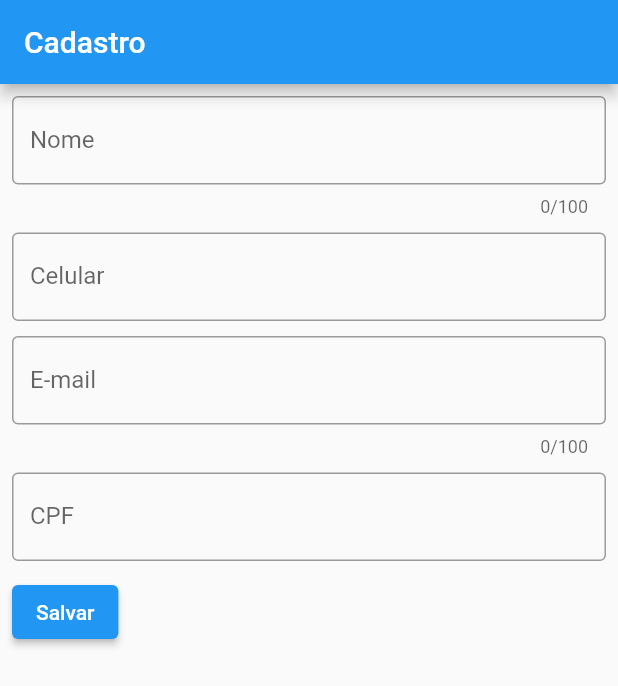
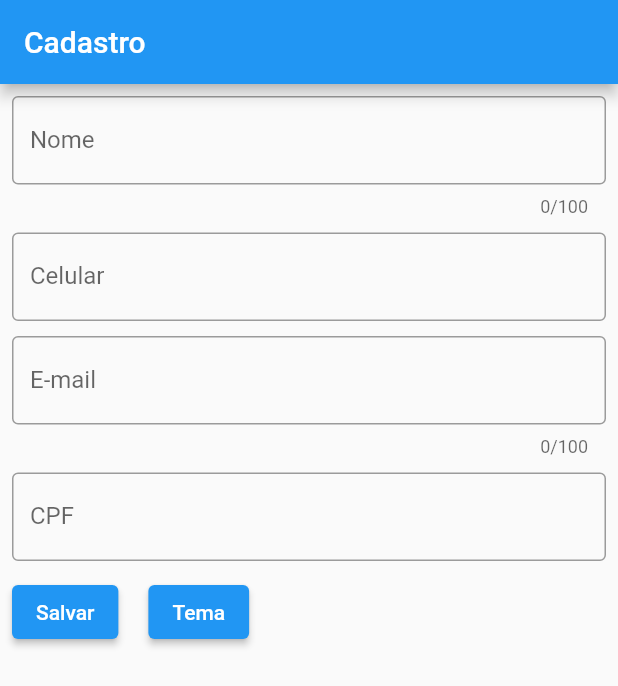
Before and after one commit to pedroGNF/contact_list, a Flutter app: the screen it shows after launch, after a tap on the "add" icon, on a phone screen of 412 x 824 dp. Shown: the top 686 px of the screen. Run offline on Flutter 3.47's test engine with Material 2 defaults, Android fonts, the phone set to English and light mode, and no system bars; our stand-ins replace brasil_fields, form_field_validator.

Commit message:
tema ,added

```diff
--- a/lib/add_contact.dart
+++ b/lib/add_contact.dart
@@ -1,11 +1,8 @@
 import 'package:flutter/material.dart';
 import 'package:flutter/foundation.dart';
-// ignore: unused_import
-import 'package:mobx/mobx.dart';
 import 'package:brasil_fields/brasil_fields.dart';
 import 'package:flutter/services.dart';
 import 'package:form_field_validator/form_field_validator.dart';
-
 import 'main.dart';
 
 void main() {
@@ -77,14 +74,22 @@ class AddContatos extends StatelessWidget {
                           }
                         }
                       },
-                  child: const Text("Salvar"))
+                      child: const Text("Salvar")),
+                  ElevatedButton(
+                      onPressed: () {
+                        tema();
+                      },
+                      child: const Text("Tema"))
                 ],
               ),
             ),
           ),
-     )
-    );
+        ));
   }
+}
+
+void tema() {
+  MaterialApp(darkTheme: ThemeData.light());
 }
 
 class MyHomePageState extends State<MyHomePage> {
@@ -95,6 +100,11 @@ class MyHomePageState extends State<MyHomePage> {
     return Scaffold(
       appBar: AppBar(
         title: const Text('Cadastro'),
+        actions: [
+          IconButton(
+              icon: const Icon(Icons.arrow_back),
+              onPressed: () => sendNewContato(context)),
+        ],
       ),
       body: Form(
         key: null,
@@ -143,7 +153,12 @@ class MyHomePageState extends State<MyHomePage> {
                       }
                     }
                   },
-                  child: const Text("Salvar"))
+                  child: const Text("Salvar")),
+              ElevatedButton(
+                  onPressed: () {
+                    tema();
+                  },
+                  child: const Text("Tema"))
             ],
           ),
         ),
@@ -162,7 +177,6 @@ class MyHomePageState extends State<MyHomePage> {
     MinLengthValidator(4, errorText: 'tamanho mínimo de 4 caracteres'),
   ]); // Multivalidator
 }
-
 
 nomeUpdate(nome) {}
 
```
Also changed, not shown: lib/main.dart (+7 -17 lines). Lines whose indentation alone changed are shown as unchanged.
